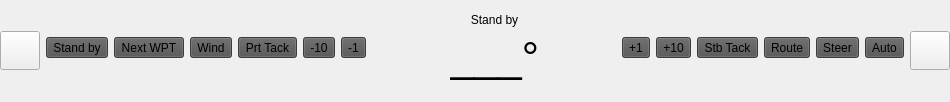
Old version of the form ui/bottombar/AutopilotBar.ui in the repository OpenFairWind/FairWindSK.
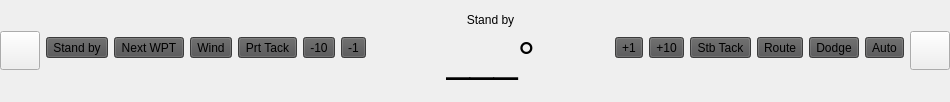
New version of the form. Icons and pictures are not drawn.

Commit message: Updated to using Autopilot APIs (v2)

Diff of the .ui file:
```diff
--- a/ui/bottombar/AutopilotBar.ui
+++ b/ui/bottombar/AutopilotBar.ui
@@ -275,7 +275,7 @@
 border-bottom-color: rgb(83, 83, 84);</string>
            </property>
            <property name="text">
-            <string>Steer</string>
+            <string>Dodge</string>
            </property>
           </widget>
          </item>
```
Left out of the diff: 4 changed lines with no effect on the pictures. Lines whose indentation alone changed are shown as unchanged. The commit also changes 2 other files.
